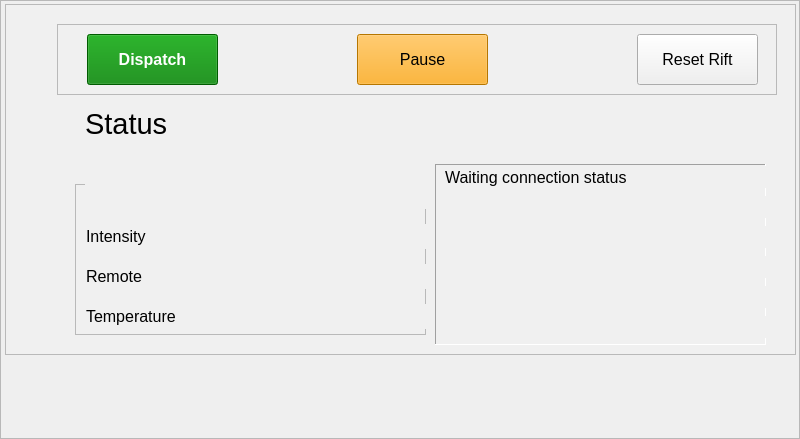
michaelmargolis/MdxMotionPlatformV3, file runtime/agents/space_coaster/space_coaster_gui.ui: the form before one commit.
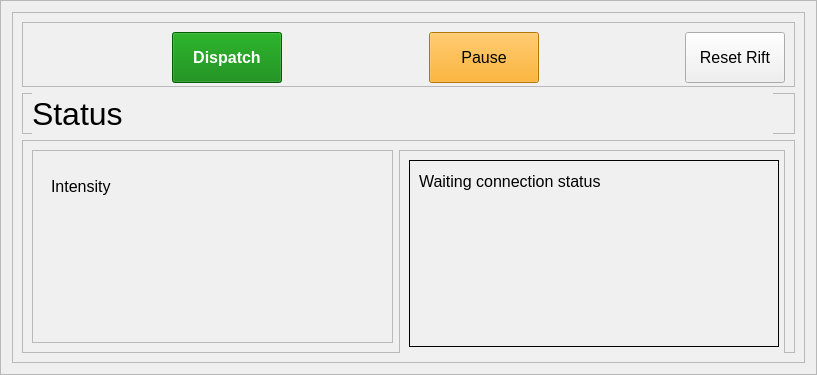
The form after the commit.

Commit message: added window scaling to guis added debug log messages improved space coaster connect message handling added ability to invert encoder values

What changed in the file:
```diff
--- a/runtime/agents/space_coaster/space_coaster_gui.ui
+++ b/runtime/agents/space_coaster/space_coaster_gui.ui
@@ -6,10 +6,16 @@
    <rect>
     <x>0</x>
     <y>0</y>
-    <width>800</width>
-    <height>439</height>
+    <width>817</width>
+    <height>375</height>
    </rect>
   </property>
+  <property name="minimumSize">
+   <size>
+    <width>0</width>
+    <height>340</height>
+   </size>
+  </property>
   <property name="windowTitle">
    <string>Frame</string>
   </property>
@@ -19,14 +25,14 @@
   <property name="frameShadow">
    <enum>QFrame::Raised</enum>
   </property>
+  <layout class="QGridLayout" name="gridLayout_2">
+   <item row="0" column="0">
   <widget class="QFrame" name="frm_input">
-   <property name="geometry">
-    <rect>
-     <x>5</x>
-     <y>4</y>
+     <property name="minimumSize">
+      <size>
      <width>791</width>
-     <height>351</height>
-    </rect>
+       <height>330</height>
+      </size>
    </property>
    <property name="styleSheet">
     <string notr="true">background-color: #f0f0f0</string>
@@ -37,138 +43,48 @@
    <property name="frameShadow">
     <enum>QFrame::Raised</enum>
    </property>
-   <widget class="QLabel" name="lbl_coaster_status">
-    <property name="geometry">
-     <rect>
-      <x>80</x>
-      <y>92</y>
-      <width>671</width>
-      <height>55</height>
-     </rect>
-    </property>
-    <property name="font">
-     <font>
-      <pointsize>22</pointsize>
-     </font>
-    </property>
-    <property name="text">
-     <string>Status</string>
-    </property>
-   </widget>
-   <widget class="QFrame" name="frame">
-    <property name="geometry">
-     <rect>
-      <x>70</x>
-      <y>180</y>
-      <width>351</width>
-      <height>151</height>
-     </rect>
-    </property>
+     <layout class="QGridLayout" name="gridLayout">
+      <item row="0" column="0">
+       <widget class="QFrame" name="buttons_frame">
+        <property name="minimumSize">
+         <size>
+          <width>352</width>
+          <height>65</height>
+         </size>
+        </property>
     <property name="frameShape">
      <enum>QFrame::StyledPanel</enum>
     </property>
     <property name="frameShadow">
      <enum>QFrame::Raised</enum>
     </property>
-    <property name="lineWidth">
-     <number>2</number>
-    </property>
-    <widget class="QLabel" name="lbl_intensity_status">
-     <property name="geometry">
-      <rect>
-       <x>11</x>
-       <y>40</y>
-       <width>361</width>
-       <height>25</height>
-      </rect>
-     </property>
-     <property name="font">
-      <font>
-       <pointsize>12</pointsize>
-      </font>
-     </property>
-     <property name="text">
-      <string>Intensity</string>
-     </property>
-    </widget>
-    <widget class="QLabel" name="lbl_remote_status">
-     <property name="geometry">
-      <rect>
-       <x>11</x>
-       <y>80</y>
-       <width>351</width>
-       <height>25</height>
-      </rect>
-     </property>
-     <property name="font">
-      <font>
-       <pointsize>12</pointsize>
-      </font>
-     </property>
-     <property name="text">
-      <string>Remote</string>
-     </property>
-    </widget>
-    <widget class="QLabel" name="lbl_temperature_status">
-     <property name="geometry">
-      <rect>
-       <x>11</x>
-       <y>120</y>
-       <width>351</width>
-       <height>25</height>
-      </rect>
-     </property>
-     <property name="font">
-      <font>
-       <pointsize>12</pointsize>
-      </font>
-     </property>
-     <property name="text">
-      <string>Temperature</string>
-     </property>
-    </widget>
-    <widget class="QLabel" name="lbl_sync_status">
-     <property name="geometry">
-      <rect>
-       <x>10</x>
-       <y>0</y>
-       <width>351</width>
-       <height>25</height>
-      </rect>
-     </property>
-     <property name="font">
-      <font>
-       <pointsize>12</pointsize>
-      </font>
-     </property>
-     <property name="text">
-      <string/>
-     </property>
-    </widget>
-   </widget>
-   <widget class="QFrame" name="frame_2">
-    <property name="geometry">
-     <rect>
-      <x>52</x>
-      <y>20</y>
-      <width>720</width>
-      <height>71</height>
-     </rect>
-    </property>
-    <property name="frameShape">
-     <enum>QFrame::StyledPanel</enum>
-    </property>
-    <property name="frameShadow">
-     <enum>QFrame::Raised</enum>
-    </property>
+        <layout class="QHBoxLayout" name="horizontalLayout_3">
+         <item>
+          <spacer name="horizontalSpacer_3">
+           <property name="orientation">
+            <enum>Qt::Horizontal</enum>
+           </property>
+           <property name="sizeHint" stdset="0">
+            <size>
+             <width>40</width>
+             <height>20</height>
+            </size>
+           </property>
+          </spacer>
+         </item>
+         <item>
     <widget class="QPushButton" name="btn_dispatch">
-     <property name="geometry">
-      <rect>
-       <x>30</x>
-       <y>10</y>
-       <width>131</width>
+           <property name="minimumSize">
+            <size>
+             <width>110</width>
        <height>51</height>
-      </rect>
+            </size>
+           </property>
+           <property name="maximumSize">
+            <size>
+             <width>160</width>
+             <height>16777215</height>
+            </size>
      </property>
      <property name="font">
       <font>
@@ -178,38 +94,39 @@
       </font>
      </property>
      <property name="styleSheet">
-      <string notr="true">color:white;background-color: green;</string>
+            <string notr="true">QPushButton{color: white; background-color : green;} QPushButton::pressed{background-color :lightgreen; }</string>
      </property>
      <property name="text">
       <string>Dispatch</string>
      </property>
     </widget>
-    <widget class="QPushButton" name="btn_reset_rift">
-     <property name="geometry">
-      <rect>
-       <x>580</x>
-       <y>10</y>
-       <width>121</width>
-       <height>51</height>
-      </rect>
-     </property>
-     <property name="font">
-      <font>
-       <pointsize>12</pointsize>
-      </font>
-     </property>
-     <property name="text">
-      <string>Reset Rift</string>
-     </property>
-    </widget>
+         </item>
+         <item>
+          <spacer name="horizontalSpacer">
+           <property name="orientation">
+            <enum>Qt::Horizontal</enum>
+           </property>
+           <property name="sizeHint" stdset="0">
+            <size>
+             <width>40</width>
+             <height>20</height>
+            </size>
+           </property>
+          </spacer>
+         </item>
+         <item>
     <widget class="QPushButton" name="btn_pause">
-     <property name="geometry">
-      <rect>
-       <x>300</x>
-       <y>10</y>
-       <width>131</width>
+           <property name="minimumSize">
+            <size>
+             <width>110</width>
        <height>51</height>
-      </rect>
+            </size>
+           </property>
+           <property name="maximumSize">
+            <size>
+             <width>160</width>
+             <height>16777215</height>
+            </size>
      </property>
      <property name="font">
       <font>
@@ -224,34 +141,218 @@
       <string>Pause</string>
      </property>
     </widget>
-   </widget>
-   <widget class="QFrame" name="frame_3">
+         </item>
+         <item>
+          <spacer name="horizontalSpacer_2">
+           <property name="orientation">
+            <enum>Qt::Horizontal</enum>
+           </property>
+           <property name="sizeHint" stdset="0">
+            <size>
+             <width>40</width>
+             <height>20</height>
+            </size>
+           </property>
+          </spacer>
+         </item>
+         <item>
+          <widget class="QPushButton" name="btn_reset_rift">
+           <property name="minimumSize">
+            <size>
+             <width>100</width>
+             <height>51</height>
+            </size>
+           </property>
+           <property name="maximumSize">
+            <size>
+             <width>160</width>
+             <height>16777215</height>
+            </size>
+           </property>
+           <property name="font">
+            <font>
+             <pointsize>12</pointsize>
+            </font>
+           </property>
+           <property name="text">
+            <string>Reset Rift</string>
+           </property>
+          </widget>
+         </item>
+        </layout>
+       </widget>
+      </item>
+      <item row="1" column="0">
+       <widget class="QFrame" name="status_frame">
+        <property name="minimumSize">
+         <size>
+          <width>0</width>
+          <height>41</height>
+         </size>
+        </property>
+        <property name="frameShape">
+         <enum>QFrame::StyledPanel</enum>
+        </property>
+        <property name="frameShadow">
+         <enum>QFrame::Raised</enum>
+        </property>
+        <widget class="QLabel" name="lbl_coaster_status">
     <property name="geometry">
      <rect>
-      <x>430</x>
-      <y>160</y>
-      <width>331</width>
+           <x>10</x>
+           <y>0</y>
+           <width>741</width>
+           <height>41</height>
+          </rect>
+         </property>
+         <property name="minimumSize">
+          <size>
+           <width>0</width>
+           <height>41</height>
+          </size>
+         </property>
+         <property name="font">
+          <font>
+           <pointsize>24</pointsize>
+          </font>
+         </property>
+         <property name="text">
+          <string>Status</string>
+         </property>
+        </widget>
+       </widget>
+      </item>
+      <item row="2" column="0">
+       <widget class="QFrame" name="info_frame">
+        <property name="minimumSize">
+         <size>
+          <width>0</width>
+          <height>208</height>
+         </size>
+        </property>
+        <property name="frameShape">
+         <enum>QFrame::StyledPanel</enum>
+        </property>
+        <property name="frameShadow">
+         <enum>QFrame::Raised</enum>
+        </property>
+        <layout class="QHBoxLayout" name="horizontalLayout_2">
+         <item>
+          <widget class="QFrame" name="frame_2">
+           <property name="frameShape">
+            <enum>QFrame::StyledPanel</enum>
+           </property>
+           <property name="frameShadow">
+            <enum>QFrame::Raised</enum>
+           </property>
+           <layout class="QVBoxLayout" name="verticalLayout">
+            <item>
+             <widget class="QFrame" name="frame_5">
+              <property name="minimumSize">
+               <size>
+                <width>341</width>
+                <height>131</height>
+               </size>
+              </property>
+              <property name="frameShape">
+               <enum>QFrame::Panel</enum>
+              </property>
+              <property name="frameShadow">
+               <enum>QFrame::Plain</enum>
+              </property>
+              <property name="lineWidth">
+               <number>0</number>
+              </property>
+              <layout class="QVBoxLayout" name="verticalLayout_4">
+               <item>
+                <widget class="QLabel" name="lbl_intensity_status">
+                 <property name="font">
+                  <font>
+                   <pointsize>12</pointsize>
+                  </font>
+                 </property>
+                 <property name="text">
+                  <string>Intensity</string>
+                 </property>
+                </widget>
+               </item>
+               <item>
+                <widget class="QLabel" name="lbl_remote_status">
+                 <property name="font">
+                  <font>
+                   <pointsize>12</pointsize>
+                  </font>
+                 </property>
+                 <property name="text">
+                  <string/>
+                 </property>
+                </widget>
+               </item>
+               <item>
+                <widget class="QLabel" name="lbl_sync_status">
+                 <property name="font">
+                  <font>
+                   <pointsize>12</pointsize>
+                  </font>
+                 </property>
+                 <property name="text">
+                  <string/>
+                 </property>
+                </widget>
+               </item>
+               <item>
+                <widget class="QLabel" name="lbl_temperature_status">
+                 <property name="font">
+                  <font>
+                   <pointsize>12</pointsize>
+                  </font>
+                 </property>
+                 <property name="text">
+                  <string/>
+                 </property>
+                </widget>
+               </item>
+              </layout>
+             </widget>
+            </item>
+           </layout>
+          </widget>
+         </item>
+         <item>
+          <widget class="QFrame" name="frame_4">
+           <property name="minimumSize">
+            <size>
+             <width>0</width>
+             <height>207</height>
+            </size>
+           </property>
+           <property name="frameShape">
+            <enum>QFrame::StyledPanel</enum>
+           </property>
+           <property name="frameShadow">
+            <enum>QFrame::Raised</enum>
+           </property>
+           <layout class="QVBoxLayout" name="verticalLayout_2">
+            <item>
+             <widget class="QFrame" name="frame_6">
+              <property name="minimumSize">
+               <size>
+                <width>370</width>
       <height>181</height>
-     </rect>
+               </size>
     </property>
     <property name="frameShape">
      <enum>QFrame::Panel</enum>
     </property>
     <property name="frameShadow">
-     <enum>QFrame::Sunken</enum>
+               <enum>QFrame::Plain</enum>
     </property>
     <property name="lineWidth">
      <number>1</number>
     </property>
+              <layout class="QVBoxLayout" name="verticalLayout_3">
+               <item>
     <widget class="QLabel" name="lbl_pc_conn_status_0">
-     <property name="geometry">
-      <rect>
-       <x>10</x>
-       <y>2</y>
-       <width>330</width>
-       <height>22</height>
-      </rect>
-     </property>
      <property name="font">
       <font>
        <pointsize>12</pointsize>
@@ -261,15 +362,9 @@
       <string>Waiting connection status</string>
      </property>
     </widget>
+               </item>
+               <item>
     <widget class="QLabel" name="lbl_pc_conn_status_1">
-     <property name="geometry">
-      <rect>
-       <x>10</x>
-       <y>32</y>
-       <width>330</width>
-       <height>22</height>
-      </rect>
-     </property>
      <property name="font">
       <font>
        <pointsize>12</pointsize>
@@ -279,15 +374,9 @@
       <string/>
      </property>
     </widget>
+               </item>
+               <item>
     <widget class="QLabel" name="lbl_pc_conn_status_2">
-     <property name="geometry">
-      <rect>
-       <x>10</x>
-       <y>62</y>
-       <width>330</width>
-       <height>22</height>
-      </rect>
-     </property>
      <property name="font">
       <font>
        <pointsize>12</pointsize>
@@ -297,15 +386,9 @@
       <string/>
      </property>
     </widget>
+               </item>
+               <item>
     <widget class="QLabel" name="lbl_pc_conn_status_3">
-     <property name="geometry">
-      <rect>
-       <x>10</x>
-       <y>92</y>
-       <width>330</width>
-       <height>22</height>
-      </rect>
-     </property>
      <property name="font">
       <font>
        <pointsize>12</pointsize>
@@ -315,15 +398,9 @@
       <string/>
      </property>
     </widget>
+               </item>
+               <item>
     <widget class="QLabel" name="lbl_pc_conn_status_4">
-     <property name="geometry">
-      <rect>
-       <x>10</x>
-       <y>122</y>
-       <width>330</width>
-       <height>22</height>
-      </rect>
-     </property>
      <property name="font">
       <font>
        <pointsize>12</pointsize>
@@ -333,15 +410,9 @@
       <string/>
      </property>
     </widget>
+               </item>
+               <item>
     <widget class="QLabel" name="lbl_pc_conn_status_5">
-     <property name="geometry">
-      <rect>
-       <x>10</x>
-       <y>152</y>
-       <width>330</width>
-       <height>22</height>
-      </rect>
-     </property>
      <property name="font">
       <font>
        <pointsize>12</pointsize>
@@ -351,8 +422,20 @@
       <string/>
      </property>
     </widget>
-   </widget>
-  </widget>
+               </item>
+              </layout>
+             </widget>
+            </item>
+           </layout>
+          </widget>
+         </item>
+        </layout>
+       </widget>
+      </item>
+     </layout>
+    </widget>
+   </item>
+  </layout>
  </widget>
  <resources/>
  <connections/>
```
Lines whose indentation alone changed are shown as unchanged. The commit also changes 19 other files.
